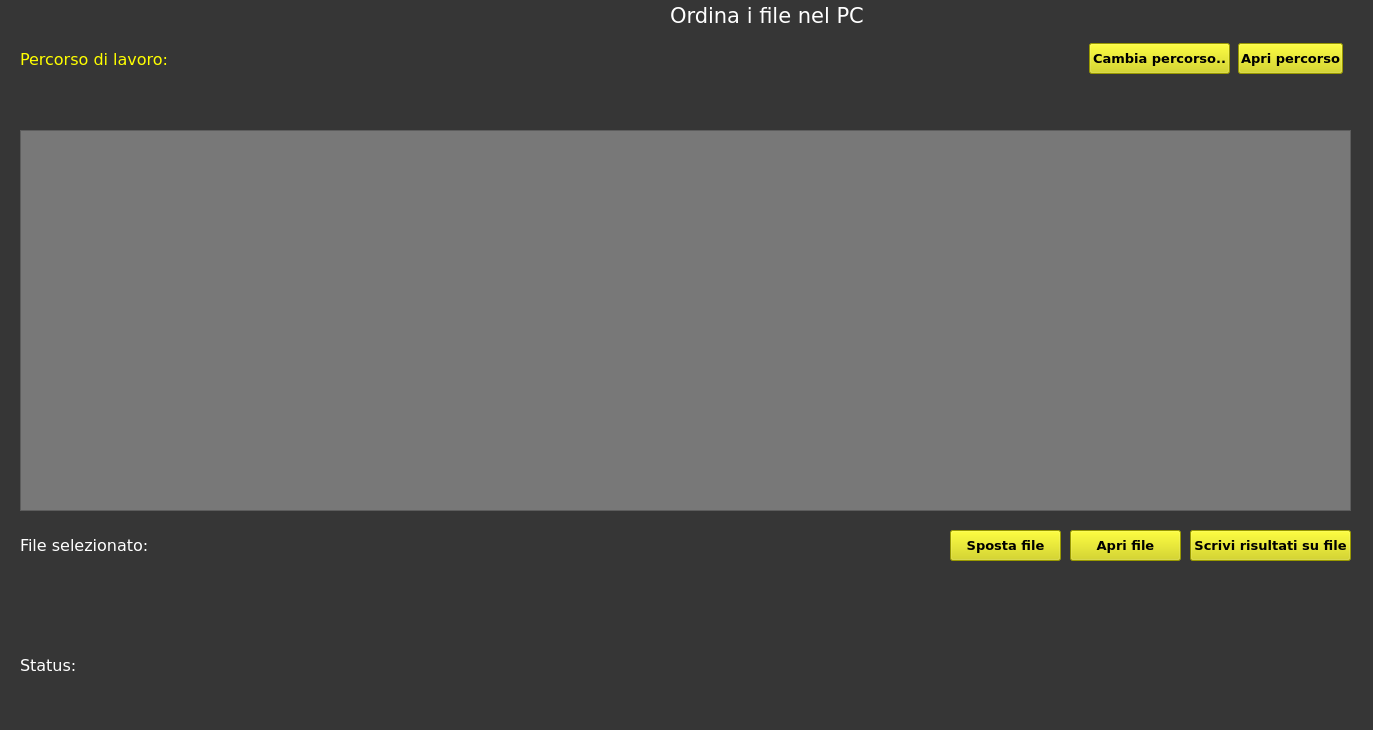
jimponz/Ordina_File, file ORDINA_FILE.ui: the form before one commit.
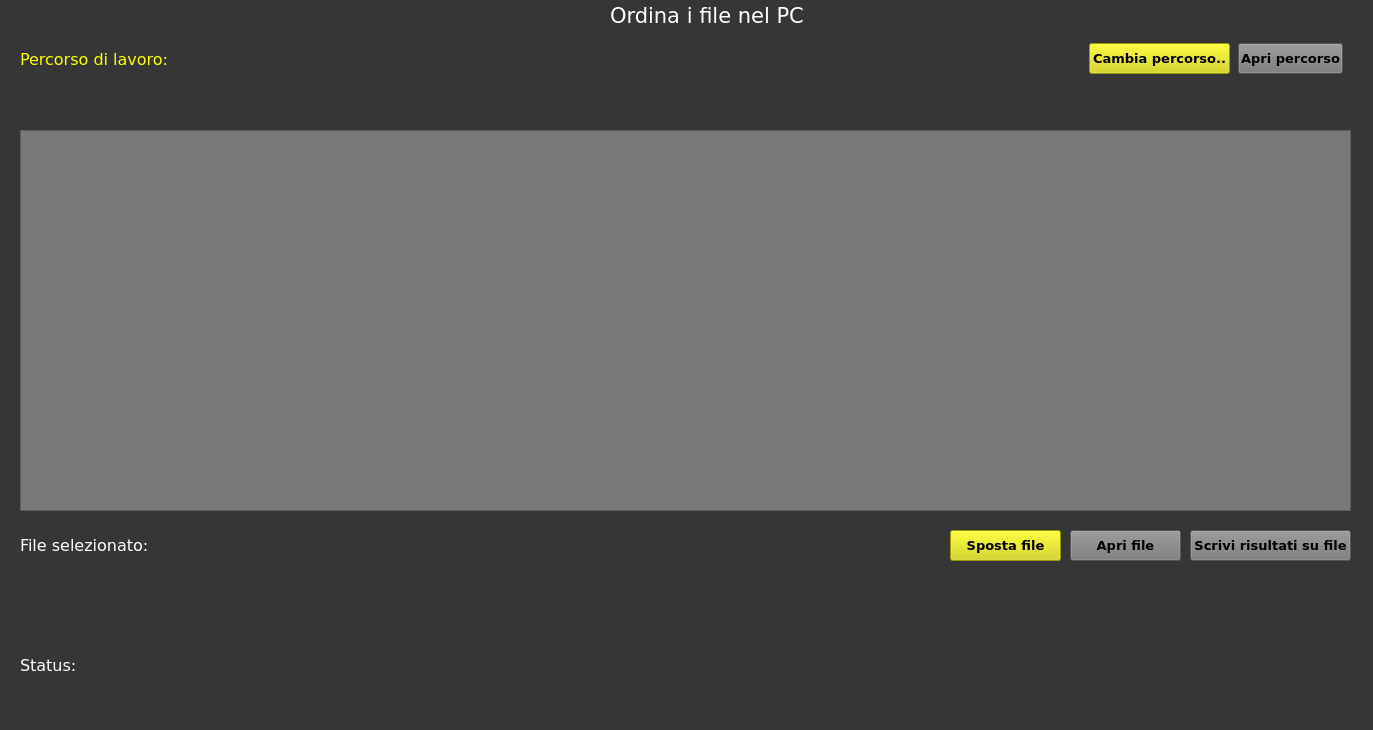
The form after the commit.

Patch:
```diff
--- a/ORDINA_FILE.ui
+++ b/ORDINA_FILE.ui
@@ -26,7 +26,7 @@
    <widget class="QLabel" name="labelTitle">
     <property name="geometry">
      <rect>
-      <x>670</x>
+      <x>610</x>
       <y>0</y>
       <width>201</width>
       <height>31</height>
@@ -281,7 +281,7 @@
      </font>
     </property>
     <property name="styleSheet">
-     <string notr="true">background-color: rgb(214, 214, 0);</string>
+     <string notr="true">background-color: rgb(120, 120, 120);</string>
     </property>
     <property name="text">
      <string>Apri percorso</string>
@@ -311,7 +311,7 @@
      </font>
     </property>
     <property name="styleSheet">
-     <string notr="true">background-color: rgb(214, 214, 0);</string>
+     <string notr="true">background-color: rgb(120, 120, 120);</string>
     </property>
     <property name="text">
      <string>Scrivi risultati su file</string>
@@ -341,7 +341,7 @@
      </font>
     </property>
     <property name="styleSheet">
-     <string notr="true">background-color: rgb(214, 214, 0);</string>
+     <string notr="true">background-color: rgb(120, 120, 120);</string>
     </property>
     <property name="text">
      <string>Apri file</string>
```
